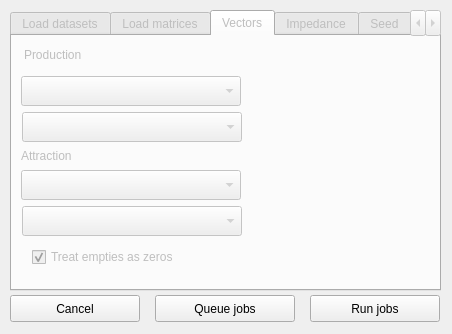
The window that distribution_procedures/forms/ui_distribution.ui (AequilibraE/qaequilibrae) describes before a commit, drawn with Qt 5.
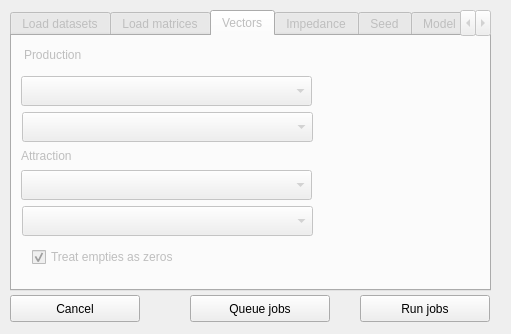
The same window after the commit. The open tabs and pages were chosen to show the change.

Commit message: Finishes new interface for distribution models

```diff
--- a/distribution_procedures/forms/ui_distribution.ui
+++ b/distribution_procedures/forms/ui_distribution.ui
@@ -6,7 +6,7 @@
    <rect>
     <x>0</x>
     <y>0</y>
-    <width>452</width>
+    <width>511</width>
     <height>334</height>
    </rect>
   </property>
@@ -33,7 +33,7 @@
     <rect>
      <x>10</x>
      <y>10</y>
-     <width>431</width>
+     <width>481</width>
      <height>281</height>
     </rect>
    </property>
@@ -151,7 +151,7 @@
       <rect>
        <x>10</x>
        <y>170</y>
-       <width>220</width>
+       <width>291</width>
        <height>30</height>
       </rect>
      </property>
@@ -174,7 +174,7 @@
       <rect>
        <x>10</x>
        <y>76</y>
-       <width>220</width>
+       <width>291</width>
        <height>30</height>
       </rect>
      </property>
@@ -184,7 +184,7 @@
       <rect>
        <x>9</x>
        <y>40</y>
-       <width>220</width>
+       <width>291</width>
        <height>30</height>
       </rect>
      </property>
@@ -194,7 +194,7 @@
       <rect>
        <x>9</x>
        <y>134</y>
-       <width>220</width>
+       <width>291</width>
        <height>30</height>
       </rect>
      </property>
@@ -545,7 +545,7 @@
   <widget class="QPushButton" name="but_run">
    <property name="geometry">
     <rect>
-     <x>310</x>
+     <x>360</x>
      <y>295</y>
      <width>130</width>
      <height>27</height>
@@ -573,7 +573,7 @@
     <rect>
      <x>30</x>
      <y>19</y>
-     <width>191</width>
+     <width>261</width>
      <height>22</height>
     </rect>
    </property>
@@ -586,7 +586,7 @@
     <rect>
      <x>30</x>
      <y>50</y>
-     <width>102</width>
+     <width>181</width>
      <height>22</height>
     </rect>
    </property>
@@ -599,7 +599,7 @@
     <rect>
      <x>30</x>
      <y>82</y>
-     <width>121</width>
+     <width>301</width>
      <height>22</height>
     </rect>
    </property>
@@ -610,7 +610,7 @@
   <widget class="QPushButton" name="but_queue">
    <property name="geometry">
     <rect>
-     <x>155</x>
+     <x>190</x>
      <y>295</y>
      <width>140</width>
      <height>27</height>
```
Left out of the diff: 10 changed lines with no effect on the pictures. The commit also changes 11 other files.
